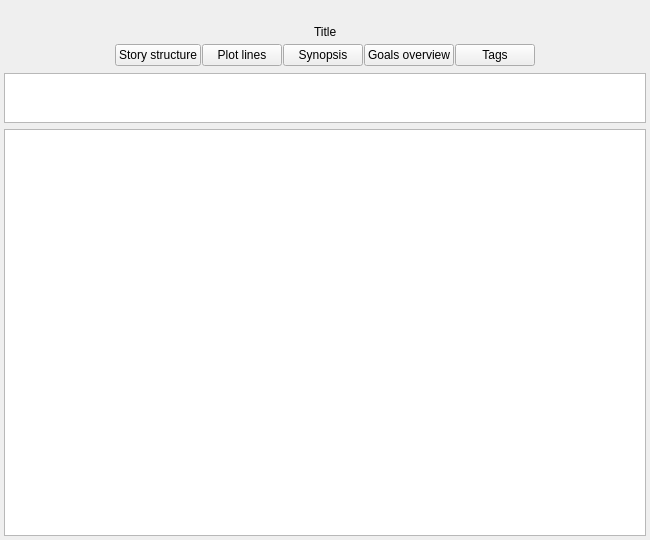
Old version of the form ui/novel_view.ui in the repository zkovari/plotlyst.
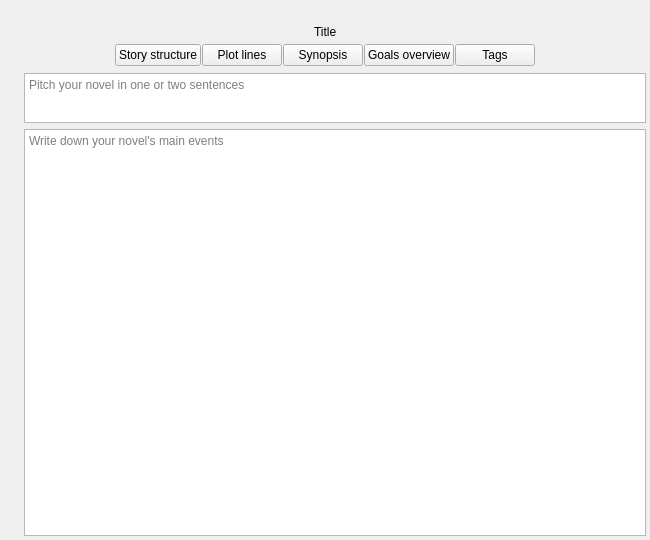
New version of the form. The open tabs and pages were chosen to show the change. Custom widgets are drawn as their Qt base class.

Commit message: Placeholder for logline and synopsis, closes #172

Diff of the .ui file:
```diff
--- a/ui/novel_view.ui
+++ b/ui/novel_view.ui
@@ -430,6 +430,24 @@
         </widget>
        </item>
        <item>
+        <widget class="QWidget" name="widget_3" native="true">
+         <layout class="QHBoxLayout" name="horizontalLayout_4">
+          <property name="spacing">
+           <number>0</number>
+          </property>
+          <property name="leftMargin">
+           <number>20</number>
+          </property>
+          <property name="topMargin">
+           <number>0</number>
+          </property>
+          <property name="rightMargin">
+           <number>0</number>
+          </property>
+          <property name="bottomMargin">
+           <number>0</number>
+          </property>
+          <item>
         <widget class="QTextEdit" name="textLogline">
          <property name="sizePolicy">
           <sizepolicy hsizetype="Expanding" vsizetype="Maximum">
@@ -443,6 +461,12 @@
            <height>50</height>
           </size>
          </property>
+            <property name="placeholderText">
+             <string>Pitch your novel in one or two sentences</string>
+            </property>
+           </widget>
+          </item>
+         </layout>
         </widget>
        </item>
        <item>
@@ -459,7 +483,32 @@
         </widget>
        </item>
        <item>
-        <widget class="RichTextEditor" name="textSynopsis"/>
+        <widget class="QWidget" name="widget_4" native="true">
+         <layout class="QHBoxLayout" name="horizontalLayout_5">
+          <property name="spacing">
+           <number>0</number>
+          </property>
+          <property name="leftMargin">
+           <number>20</number>
+          </property>
+          <property name="topMargin">
+           <number>0</number>
+          </property>
+          <property name="rightMargin">
+           <number>0</number>
+          </property>
+          <property name="bottomMargin">
+           <number>0</number>
+          </property>
+          <item>
+           <widget class="RichTextEditor" name="textSynopsis">
+            <property name="placeholderText">
+             <string>Write down your novel's main events</string>
+            </property>
+           </widget>
+          </item>
+         </layout>
+        </widget>
        </item>
       </layout>
      </widget>
```
Left out of the diff: 4 changed lines with no effect on the pictures. Lines whose indentation alone changed are shown as unchanged.
